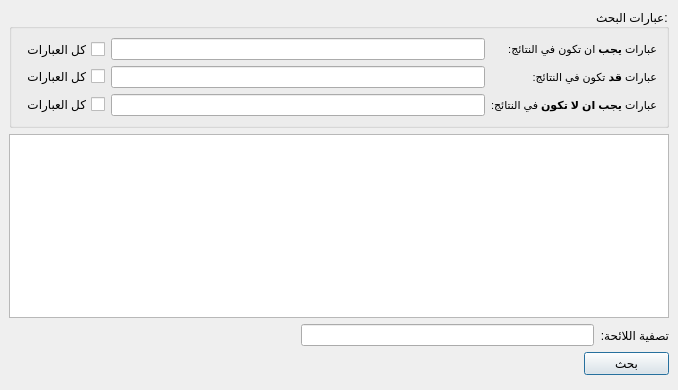
The window that src/searchwidget.ui (boussouira/moltaqa) describes before a commit, drawn with Qt 5.
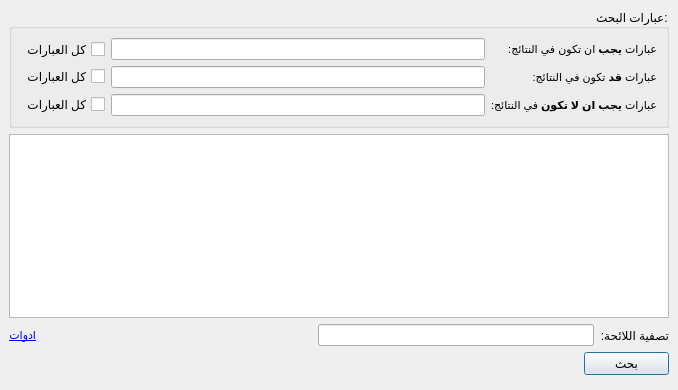
The same window after the commit. Icons and pictures are not drawn. Custom widgets are drawn as their Qt base class.

Diff of the .ui file:
```diff
--- a/src/searchwidget.ui
+++ b/src/searchwidget.ui
@@ -187,6 +187,23 @@
            </property>
           </spacer>
          </item>
+         <item>
+          <widget class="QLabel" name="labelTools">
+           <property name="contextMenuPolicy">
+            <enum>Qt::NoContextMenu</enum>
+           </property>
+           <property name="styleSheet">
+            <string notr="true"/>
+           </property>
+           <property name="text">
+            <string>&lt;!DOCTYPE HTML PUBLIC &quot;-//W3C//DTD HTML 4.0//EN&quot; &quot;http://www.w3.org/TR/REC-html40/strict.dtd&quot;&gt;
+&lt;html&gt;&lt;head&gt;&lt;meta name=&quot;qrichtext&quot; content=&quot;1&quot; /&gt;&lt;style type=&quot;text/css&quot;&gt;
+p, li { white-space: pre-wrap; }
+&lt;/style&gt;&lt;/head&gt;&lt;body style=&quot; font-family:'MS Shell Dlg 2'; font-size:8.25pt; font-weight:400; font-style:normal;&quot;&gt;
+&lt;p dir='rtl' style=&quot; margin-top:0px; margin-bottom:0px; margin-left:0px; margin-right:0px; -qt-block-indent:0; text-indent:0px;&quot;&gt;&lt;a href=&quot;#&quot;&gt;&lt;span style=&quot; text-decoration: underline; color:#0000ff;&quot;&gt;ادوات&lt;/span&gt;&lt;/a&gt;&lt;/p&gt;&lt;/body&gt;&lt;/html&gt;</string>
+           </property>
+          </widget>
+         </item>
         </layout>
        </item>
        <item>
```
